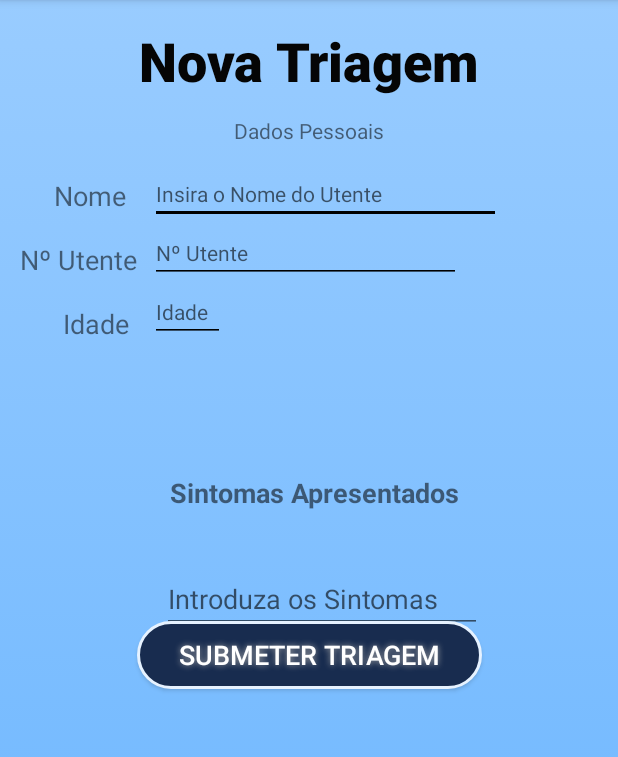
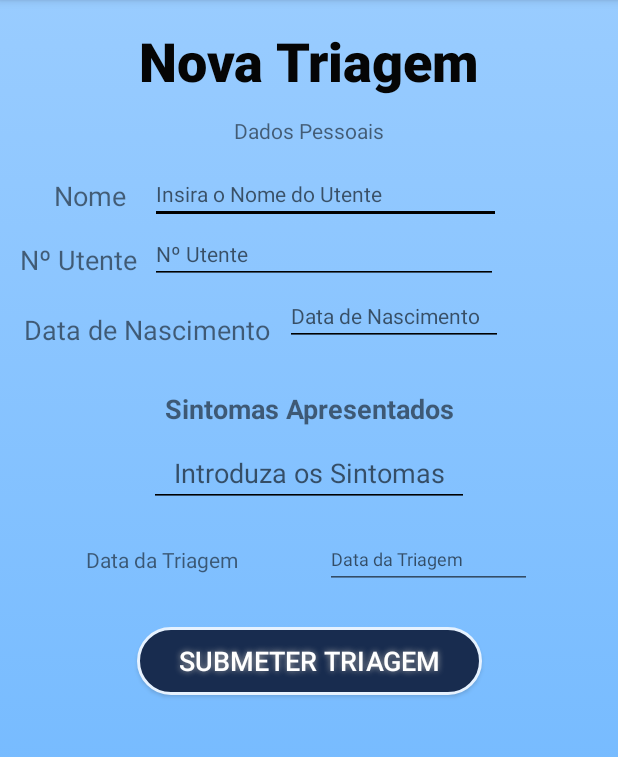
Before and after one commit to joaomftorres/AppTriagem, an Android app: the ActivityNovaTriagem screen opened directly, with no data from a screen before it, after a tap on "SUBMETER TRIAGEM", on a phone screen of 412 x 824 dp, the part 84-841 px from its top. Run offline under Robolectric (Android 15) with nearby library versions, the phone set to English and light mode, and no system bars; Roboto replaces fonts that are not available here.

Commit message:
Alterações viuais
Adicionada opção para inserir data em que a triagem é feita

Já é possivel consultar todas as informações dos Pacientes e Triagens

```diff
--- a/app/src/main/java/pt/ipg/apptriagem/ActivityNovaTriagem.java
+++ b/app/src/main/java/pt/ipg/apptriagem/ActivityNovaTriagem.java
@@ -12,10 +12,10 @@ import android.widget.Toast;
 
 public class ActivityNovaTriagem extends AppCompatActivity {
 
-    EditText editTextNomeUtente, editTextIdade, editTextNumeroUtente, editTextSintomas;
+    EditText editTextNomeUtente, editTextIdade, editTextNumeroUtente, editTextSintomas, editTextData;
     DatabaseHelper mydb;
     Button buttonSubmeterTriagem;
-    Button buttonAdicionarSintoma;
+    //Button buttonAdicionarSintoma;
 
     @Override
     protected void onCreate(Bundle savedInstanceState) {
@@ -27,6 +27,7 @@ public class ActivityNovaTriagem extends AppCompatActivity {
         editTextNomeUtente = (EditText) findViewById(R.id.editTextNomeUtente);
         editTextIdade = (EditText) findViewById(R.id.editTextIdade);
         editTextNumeroUtente = (EditText) findViewById(R.id.editTextNumeroUtente);
+        editTextData = (EditText) findViewById(R.id.editTextData);
         buttonSubmeterTriagem = (Button) findViewById(R.id.buttonSubmeterTriagem);
 
 
@@ -67,19 +68,20 @@ public class ActivityNovaTriagem extends AppCompatActivity {
                         boolean isInserted = mydb.insertData(editTextNomeUtente.getText().toString(),
                                 editTextNumeroUtente.getText().toString(),
                                 editTextIdade.getText().toString(),
-                                editTextSintomas.getText().toString());
+                                editTextSintomas.getText().toString(),
+                                editTextData.getText().toString()
+                        );
 
 
-                        if(isInserted==true) {
+
                             Toast.makeText(ActivityNovaTriagem.this, "Guardado com Sucesso", Toast.LENGTH_SHORT).show();
-                        }else {
-                            Toast.makeText(ActivityNovaTriagem.this, "Não Guardado", Toast.LENGTH_SHORT).show();
-                        }
+
 
                         editTextNumeroUtente.setText("");
                         editTextIdade.setText("");
                         editTextNomeUtente.setText("");
                         editTextSintomas.setText("");
+                        editTextData.setText("");
 
                     }
 
--- a/app/src/main/java/pt/ipg/apptriagem/ActivityPacientes.java
+++ b/app/src/main/java/pt/ipg/apptriagem/ActivityPacientes.java
@@ -108,7 +108,7 @@ public class ActivityPacientes extends AppCompatActivity {
                             buffer.append("ID :"+ res.getString(0)+"\n");
                             buffer.append("Nome :"+ res.getString(1)+"\n");
                             buffer.append("Numero de Utente :"+ res.getString(2)+"\n");
-                            buffer.append("Idade :"+ res.getString(3)+"\n\n");
+                            buffer.append("Data de Nascimento :"+ res.getString(3)+"\n\n");
                         }
 
                         showMessage("Lista de Pacientes", buffer.toString());
--- a/app/src/main/java/pt/ipg/apptriagem/ActivityTriagens.java
+++ b/app/src/main/java/pt/ipg/apptriagem/ActivityTriagens.java
@@ -6,7 +6,6 @@ import androidx.appcompat.app.AppCompatActivity;
 import android.content.Intent;
 import android.database.Cursor;
 import android.os.Bundle;
-import android.provider.ContactsContract;
 import android.view.View;
 import android.widget.Button;
 
@@ -57,9 +56,10 @@ public class ActivityTriagens extends AppCompatActivity {
                         while(res.moveToNext()){
                             buffer.append("ID :"+ res.getString(0)+"\n");
                             buffer.append("Nome :"+ res.getString(1)+"\n");
-                            buffer.append("Numero de Utente :"+ res.getString(2)+"\n");
-                            buffer.append("Idade :"+ res.getString(3)+"\n");
-                            buffer.append("Sintomas :"+ res.getString(4)+"\n\n");
+                            buffer.append("Numero de Utente: "+ res.getString(2)+"\n");
+                            buffer.append("Data de Nascimento :"+ res.getString(3)+"\n\n");
+                            buffer.append("Data da Triagem :"+ res.getString(5)+"\n");
+                            buffer.append("Sintomas :"+ res.getString(4)+"\n\n-----------------------------------------------------------------------\n\n");
                         }
 
                         showMessage("Resultados das Triagens", buffer.toString());
--- a/app/src/main/java/pt/ipg/apptriagem/ConsultaActivity.java
+++ b/app/src/main/java/pt/ipg/apptriagem/ConsultaActivity.java
@@ -20,8 +20,6 @@ import java.util.ArrayList;
 
 public class ConsultaActivity extends AppCompatActivity {
 
-
-
     @Override
     protected void onCreate(Bundle savedInstanceState) {
         super.onCreate(savedInstanceState);
--- a/app/src/main/java/pt/ipg/apptriagem/DatabaseHelper.java
+++ b/app/src/main/java/pt/ipg/apptriagem/DatabaseHelper.java
@@ -6,20 +6,19 @@ import android.database.Cursor;
 import android.database.sqlite.SQLiteDatabase;
 import android.database.sqlite.SQLiteOpenHelper;
 
-import java.sql.SQLInput;
-import java.util.ArrayList;
-import java.util.List;
+import java.text.SimpleDateFormat;
+
 
 public class DatabaseHelper extends SQLiteOpenHelper {
 
     private static final String DATABASE_NAME = "covid.db";
     private static final String TABLE_NAME = "Pacientes_table";
-    private static final String TABLE_NAME2 = "Sintomas_table";
     private static final String COL_1 = "ID";
     private static final String COL_2 = "NOME";
     private static final String COL_3 = "NUMEROUTENTE";
     private static final String COL_4 = "IDADE";
     private static final String COL_5 = "SINTOMAS";
+    private static final String COL_6 = "DATA";
 
 
     public DatabaseHelper(Context context) {
@@ -29,27 +28,24 @@ public class DatabaseHelper extends SQLiteOpenHelper {
 
     @Override
     public void onCreate(SQLiteDatabase db) {
-        String Pacientes_table = "create table " + TABLE_NAME +" (ID INTEGER PRIMARY KEY AUTOINCREMENT, NOME TEXT, NUMEROUTENTE TEXT, IDADE INTEGER, SINTOMAS TEXT)";
+        String Pacientes_table = "create table " + TABLE_NAME +" (ID INTEGER PRIMARY KEY AUTOINCREMENT, NOME TEXT, NUMEROUTENTE TEXT, IDADE INTEGER, SINTOMAS TEXT, DATA TEXT)";
         db.execSQL(Pacientes_table);
-
-        /*String Sintomas_table = "create table " + TABLE_NAME2 +" (SINTOMAS TEXT)";
-        db.execSQL(Sintomas_table);*/
     }
 
     @Override
     public void onUpgrade(SQLiteDatabase db, int oldVersion, int newVersion) {
         db.execSQL("DROP TABLE IF EXISTS "+TABLE_NAME);
-        //db.execSQL("DROP TABLE IF EXISTS "+TABLE_NAME2);
         onCreate(db);
     }
 
-    public boolean insertData(String nome, String nutente, String idade, String sintomas) {
+    public boolean insertData(String nome, String nutente, String idade, String sintomas, String data) {
         SQLiteDatabase db = this.getWritableDatabase();
         ContentValues contentValues = new ContentValues();
         contentValues.put(COL_2, nome);
         contentValues.put(COL_3, nutente);
         contentValues.put(COL_4, idade);
         contentValues.put(COL_5, sintomas);
+        contentValues.put(COL_6, data);
 
         long result = db.insert(TABLE_NAME, null, contentValues);
 
@@ -59,6 +55,7 @@ public class DatabaseHelper extends SQLiteOpenHelper {
             return true;
         }
     }
+
 
     /*public boolean insertDataSintoma(String sintomas){
         SQLiteDatabase db = this.getWritableDatabase();
--- a/app/src/main/java/pt/ipg/apptriagem/MainActivity.java
+++ b/app/src/main/java/pt/ipg/apptriagem/MainActivity.java
@@ -1,10 +1,8 @@
 package pt.ipg.apptriagem;
 
-import androidx.appcompat.app.AlertDialog;
+
 import androidx.appcompat.app.AppCompatActivity;
-
 import android.content.Intent;
-import android.database.Cursor;
 import android.os.Bundle;
 import android.view.View;
 import android.widget.Button;
--- a/app/src/main/res/layout/activity_nova_triagem.xml
+++ b/app/src/main/res/layout/activity_nova_triagem.xml
@@ -20,11 +20,10 @@
 
             android:layout_width="230dp"
             android:layout_height="45dp"
-            android:layout_marginTop="414dp"
-            android:layout_marginBottom="30dp"
+            android:layout_marginTop="25dp"
+            android:layout_marginBottom="35dp"
             android:background="@drawable/btnskin"
             android:hint="@string/buttontriagem"
-            android:onClick="buttonSubmeterTriagem"
             android:shadowColor="#A8A8A8"
             android:shadowDx="0"
             android:shadowDy="0"
@@ -36,8 +35,7 @@
             app:layout_constraintEnd_toEndOf="parent"
             app:layout_constraintHorizontal_bias="0.5"
             app:layout_constraintStart_toStartOf="parent"
-            app:layout_constraintTop_toTopOf="parent" />
-
+            app:layout_constraintTop_toBottomOf="@+id/editTextData" />
 
         <EditText
             android:id="@+id/editTextNomeUtente"
@@ -56,25 +54,9 @@
             app:layout_constraintTop_toBottomOf="@+id/textViewDadosPessoais" />
 
         <EditText
-            android:id="@+id/editTextIdade"
-            android:layout_width="50dp"
-            android:layout_height="35dp"
-            android:layout_marginStart="100dp"
-            android:layout_marginLeft="100dp"
-            android:layout_marginTop="4dp"
-            android:backgroundTint="@android:color/black"
-            android:ems="10"
-            android:hint="@string/editTextIdade"
-            android:inputType="number"
-            android:textCursorDrawable="@null"
-            android:textSize="14sp"
-            app:layout_constraintStart_toStartOf="parent"
-            app:layout_constraintTop_toBottomOf="@+id/editTextNumeroUtente" />
-
-        <EditText
             android:id="@+id/editTextNumeroUtente"
-            android:layout_width="207dp"
-            android:layout_height="35dp"
+            android:layout_width="232dp"
+            android:layout_height="36dp"
             android:layout_marginStart="100dp"
             android:layout_marginLeft="100dp"
             android:layout_marginTop="4dp"
@@ -91,14 +73,47 @@
             android:id="@+id/editTextSintomas"
             android:layout_width="wrap_content"
             android:layout_height="wrap_content"
-            android:layout_marginTop="36dp"
+            android:layout_marginTop="8dp"
+            android:backgroundTint="@android:color/black"
             android:ems="10"
+            android:gravity="center"
             android:hint="@string/editTextSintomas"
             android:inputType="textPersonName"
+            android:textCursorDrawable="@null"
             app:layout_constraintEnd_toEndOf="parent"
-            app:layout_constraintHorizontal_bias="0.545"
+            app:layout_constraintHorizontal_bias="0.5"
             app:layout_constraintStart_toStartOf="parent"
             app:layout_constraintTop_toBottomOf="@+id/textViewSintomas" />
+
+        <EditText
+            android:id="@+id/editTextIdade"
+            android:layout_width="145dp"
+            android:layout_height="37dp"
+            android:layout_marginStart="10dp"
+            android:layout_marginLeft="10dp"
+            android:layout_marginTop="4dp"
+            android:backgroundTint="@android:color/black"
+            android:ems="10"
+            android:hint="@string/textViewIdade"
+            android:inputType="date"
+            android:textCursorDrawable="@null"
+            android:textSize="14sp"
+            app:layout_constraintStart_toEndOf="@+id/textViewIdade"
+            app:layout_constraintTop_toBottomOf="@+id/editTextNumeroUtente" />
+
+        <EditText
+            android:id="@+id/editTextData"
+            android:layout_width="138dp"
+            android:layout_height="39dp"
+            android:layout_marginTop="15dp"
+            android:ems="10"
+            android:hint="@string/textViewData"
+            android:inputType="date"
+            android:textSize="12sp"
+            app:layout_constraintEnd_toEndOf="parent"
+            app:layout_constraintHorizontal_bias="0.5"
+            app:layout_constraintStart_toEndOf="@+id/textViewData"
+            app:layout_constraintTop_toBottomOf="@+id/editTextSintomas" />
 
         <TextView
             android:id="@+id/textViewNumeroUtente"
@@ -131,11 +146,11 @@
             android:layout_height="wrap_content"
             android:layout_marginStart="37dp"
             android:layout_marginLeft="37dp"
-            android:layout_marginTop="18dp"
+            android:layout_marginTop="22dp"
             android:text="@string/textViewIdade"
             android:textSize="18sp"
             app:layout_constraintEnd_toEndOf="@+id/textViewNumeroUtente"
-            app:layout_constraintHorizontal_bias="0.454"
+            app:layout_constraintHorizontal_bias="0.196"
             app:layout_constraintStart_toStartOf="parent"
             app:layout_constraintTop_toBottomOf="@+id/textViewNumeroUtente" />
 
@@ -171,14 +186,25 @@
             android:id="@+id/textViewSintomas"
             android:layout_width="wrap_content"
             android:layout_height="wrap_content"
-            android:layout_marginTop="88dp"
+            android:layout_marginTop="29dp"
             android:text="@string/textViewSintomas"
             android:textSize="18sp"
             android:textStyle="bold"
             app:layout_constraintEnd_toEndOf="parent"
-            app:layout_constraintHorizontal_bias="0.516"
+            app:layout_constraintHorizontal_bias="0.5"
             app:layout_constraintStart_toStartOf="parent"
             app:layout_constraintTop_toBottomOf="@+id/editTextIdade" />
 
+        <TextView
+            android:id="@+id/textViewData"
+            android:layout_width="wrap_content"
+            android:layout_height="wrap_content"
+            android:layout_marginTop="25dp"
+            android:text="@string/textViewData"
+            app:layout_constraintEnd_toStartOf="@+id/editTextData"
+            app:layout_constraintHorizontal_bias="0.5"
+            app:layout_constraintStart_toStartOf="parent"
+            app:layout_constraintTop_toBottomOf="@+id/editTextSintomas" />
+
     </androidx.constraintlayout.widget.ConstraintLayout>
 </ScrollView>
--- a/app/src/main/res/layout/activity_pacientes.xml
+++ b/app/src/main/res/layout/activity_pacientes.xml
@@ -73,10 +73,10 @@
             android:layout_width="213dp"
             android:layout_height="wrap_content"
             android:layout_marginTop="5dp"
+            android:backgroundTint="@android:color/black"
             android:ems="10"
             android:hint="@string/textViewNome"
             android:inputType="textPersonName"
-            android:backgroundTint="@android:color/black"
             android:textCursorDrawable="@null"
             app:layout_constraintEnd_toEndOf="parent"
             app:layout_constraintHorizontal_bias="0.5"
@@ -88,10 +88,10 @@
             android:layout_width="67dp"
             android:layout_height="41dp"
             android:layout_marginTop="10dp"
+            android:backgroundTint="@android:color/black"
             android:ems="10"
             android:hint="@string/ID"
             android:inputType="number"
-            android:backgroundTint="@android:color/black"
             android:textCursorDrawable="@null"
             app:layout_constraintEnd_toEndOf="parent"
             app:layout_constraintHorizontal_bias="0.5"
@@ -103,10 +103,10 @@
             android:layout_width="213dp"
             android:layout_height="wrap_content"
             android:layout_marginTop="5dp"
+            android:backgroundTint="@android:color/black"
             android:ems="10"
             android:hint="@string/textViewNumeroUtente"
             android:inputType="number"
-            android:backgroundTint="@android:color/black"
             android:textCursorDrawable="@null"
             app:layout_constraintEnd_toEndOf="parent"
             app:layout_constraintHorizontal_bias="0.5"
@@ -118,10 +118,10 @@
             android:layout_width="213dp"
             android:layout_height="wrap_content"
             android:layout_marginTop="5dp"
+            android:backgroundTint="@android:color/black"
             android:ems="10"
-            android:hint="@string/editTextIdade"
-            android:inputType="number"
-            android:backgroundTint="@android:color/black"
+            android:hint="@string/textViewIdade"
+            android:inputType="datetime"
             android:textCursorDrawable="@null"
             app:layout_constraintEnd_toEndOf="parent"
             app:layout_constraintHorizontal_bias="0.5"
@@ -133,10 +133,10 @@
             android:layout_width="70dp"
             android:layout_height="39dp"
             android:layout_marginTop="10dp"
+            android:backgroundTint="@android:color/black"
             android:ems="10"
             android:hint="@string/ID"
             android:inputType="number"
-            android:backgroundTint="@android:color/black"
             android:textCursorDrawable="@null"
             app:layout_constraintEnd_toEndOf="parent"
             app:layout_constraintHorizontal_bias="0.5"
--- a/app/src/main/res/values/strings.xml
+++ b/app/src/main/res/values/strings.xml
@@ -19,7 +19,7 @@
     <string name="editTextNumeroUtente">Insira o Numero do Utente</string>
     <string name="editTextIdade">Idade</string>
     <string name="textViewNome">Nome</string>
-    <string name="textViewIdade">Idade</string>
+    <string name="textViewIdade">Data de Nascimento</string>
     <string name="textViewDadosPessoais">Dados Pessoais</string>
     <string name="checkBoxTremores">Tremores</string>
     <string name="checkBoxArrepios">Arrepios</string>
```
